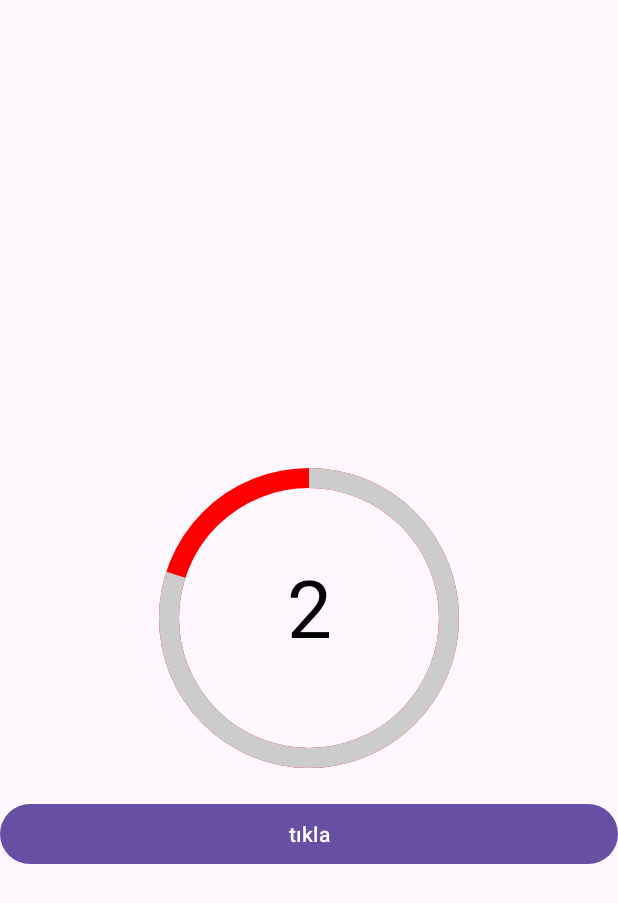
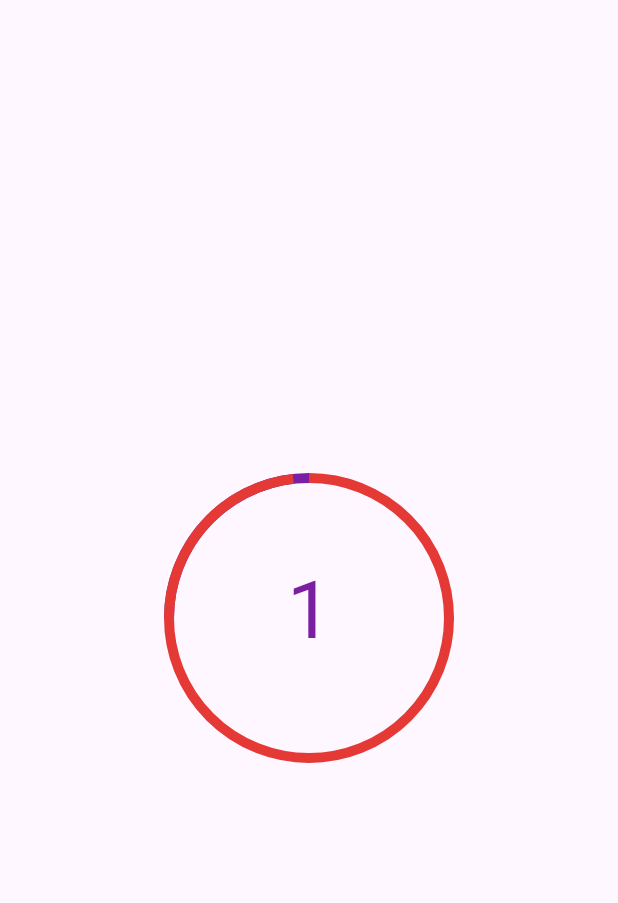
Before and after one commit to enesselcuk25/CustomDemo, an Android app: the screen it shows after launch (MainActivity), on a phone screen of 412 x 824 dp. Shown: the top 903 px of the screen. Run offline under Robolectric (Android 15) with nearby library versions, the phone set to English and light mode, and no system bars; our stand-ins replace navigation-ui.

Commit message:
custom fix

```diff
--- a/app/src/main/AndroidManifest.xml
+++ b/app/src/main/AndroidManifest.xml
@@ -13,13 +13,9 @@
         android:theme="@style/Theme.CustomDemo"
         tools:targetApi="31" >
         <activity
-            android:name=".MainActivity2"
-            android:exported="false">
-        </activity>
-        <activity
             android:name=".MainActivity"
             android:exported="true"
-            android:label="@string/title_activity_main2"
+            android:label="@string/title_activity_main"
             android:theme="@style/Theme.CustomDemo">
 
             <intent-filter>
--- a/app/src/main/java/com/example/customdemo/CustomTimer2.kt
+++ b/app/src/main/java/com/example/customdemo/CustomTimer2.kt
@@ -1,18 +1,18 @@
 package com.example.customdemo
 
-import android.annotation.SuppressLint
+
 import android.content.Context
 import android.graphics.Canvas
-import android.graphics.Color
 import android.graphics.Paint
 import android.graphics.RectF
 import android.os.CountDownTimer
+import android.os.SystemClock
 import android.util.AttributeSet
 import android.view.View
 import androidx.core.content.ContextCompat
 
 
-class BaseTimer(context: Context, attrs: AttributeSet) : View(context, attrs) {
+class CustomTimer2(context: Context, attrs: AttributeSet) : View(context, attrs) {
 
     private val circlePaint: Paint = Paint()
     private val progressPaint: Paint = Paint()
@@ -28,25 +28,25 @@ class BaseTimer(context: Context, attrs: AttributeSet) : View(context, attrs) {
 
     var onFinishListener: (() -> Unit)? = null
 
-    private var startAngle: Float = -90f  // Başlangıç açısı
+    private var startAngle: Float = -90f  // is start angle
 
     init {
-        circlePaint.color = MaterialColors.getColor(context,R.attr.defaultLineProgressTimerColor,null)
+        circlePaint.color = ContextCompat.getColor(context, R.color.purple)
         circlePaint.style = Paint.Style.STROKE
         circlePaint.strokeWidth = 10f
         circlePaint.isAntiAlias = true
 
-        progressPaint.color = MaterialColors.getColor(context,R.attr.defaultLineProgressColor,null)
+        progressPaint.color = ContextCompat.getColor(context, R.color.red)
         progressPaint.style = Paint.Style.STROKE
         progressPaint.strokeWidth = 10f
         progressPaint.isAntiAlias = true
 
-        progressPaint2.color = MaterialColors.getColor(context,R.attr.defaultLineProgressColor,null)
+        progressPaint2.color = ContextCompat.getColor(context, R.color.red)
         progressPaint2.style = Paint.Style.STROKE
         progressPaint2.strokeWidth = 10f
         progressPaint2.isAntiAlias = true
 
-        textPaint.color = MaterialColors.getColor(context,R.attr.defaultLineProgressTimerColor,null)
+        textPaint.color = ContextCompat.getColor(context, R.color.purple)
         textPaint.style = Paint.Style.FILL
         textPaint.textSize = 80f
         textPaint.textAlign = Paint.Align.CENTER
@@ -98,6 +98,7 @@ class BaseTimer(context: Context, attrs: AttributeSet) : View(context, attrs) {
     fun stopTimer() = countDownTimer?.cancel()
 
     fun timerStart() = countDownTimer?.start()
+    fun refresh() = countDownTimer?.onFinish()
 
     override fun onDraw(canvas: Canvas) {
         super.onDraw(canvas)
--- a/app/src/main/java/com/example/customdemo/MainActivity.kt
+++ b/app/src/main/java/com/example/customdemo/MainActivity.kt
@@ -25,20 +25,18 @@ private lateinit var binding: ActivityMainBinding
      binding = ActivityMainBinding.inflate(layoutInflater)
      setContentView(binding.root)
 
-        binding.countTimeDowner.startTimer(10)
-
-        binding.btnTKla.setOnClickListener {
-            DemoSdk.demoHairOrder?.invoke("enes")
-
-            val intent = Intent(this@MainActivity, MainActivity::class.java)
-            this@MainActivity.startActivity(intent)
-        }
+        binding.countTimeDowner.startTimer(10,40)
 
     }
 
     override fun onResume() {
         super.onResume()
+        binding.countTimeDowner.timerStart()
+    }
 
+    override fun onPause() {
+        super.onPause()
+        binding.countTimeDowner.stopTimer()
     }
 
 }
--- a/app/src/main/res/layout/activity_main.xml
+++ b/app/src/main/res/layout/activity_main.xml
@@ -6,25 +6,16 @@
     android:layout_height="match_parent"
     tools:context=".MainActivity">
 
-    <com.example.customdemo.CustomTimer
+    <com.example.customdemo.CustomTimer2
         android:id="@+id/countTimeDowner"
         android:layout_width="200dp"
         android:layout_height="200dp"
+        android:layout_marginVertical="40dp"
         app:layout_constraintEnd_toEndOf="parent"
         app:layout_constraintStart_toStartOf="parent"
         app:layout_constraintBottom_toBottomOf="parent"
         app:layout_constraintTop_toTopOf="parent"
         />
 
-    <Button
-        android:id="@+id/btnTıkla"
-        android:layout_width="match_parent"
-        android:layout_height="wrap_content"
-        app:layout_constraintTop_toBottomOf="@id/countTimeDowner"
-        app:layout_constraintStart_toStartOf="parent"
-        app:layout_constraintEnd_toEndOf="parent"
-        android:layout_marginTop="20dp"
-        android:text="tıkla"
-        />
 
 </androidx.constraintlayout.widget.ConstraintLayout>
--- a/app/src/main/res/values/colors.xml
+++ b/app/src/main/res/values/colors.xml
@@ -2,4 +2,6 @@
 <resources>
     <color name="black">#FF000000</color>
     <color name="white">#FFFFFFFF</color>
+    <color name="red">#E53935</color>
+    <color name="purple">#7B1FA2</color>
 </resources>
--- a/app/src/main/res/values/strings.xml
+++ b/app/src/main/res/values/strings.xml
@@ -1,11 +1,12 @@
 <resources>
     <string name="app_name">CustomDemo</string>
-    <string name="title_activity_main2">MainActivity2</string>
+    <string name="title_activity_main">MainActivity</string>
     <!-- Strings used for fragments for navigation -->
     <string name="first_fragment_label">First Fragment</string>
     <string name="second_fragment_label">Second Fragment</string>
     <string name="next">Next</string>
     <string name="previous">Previous</string>
+    <string name="refresh">Yenile</string>
 
     <string name="lorem_ipsum">
         Lorem ipsum dolor sit amet, consectetur adipiscing elit. Nam in scelerisque sem. Mauris
```
